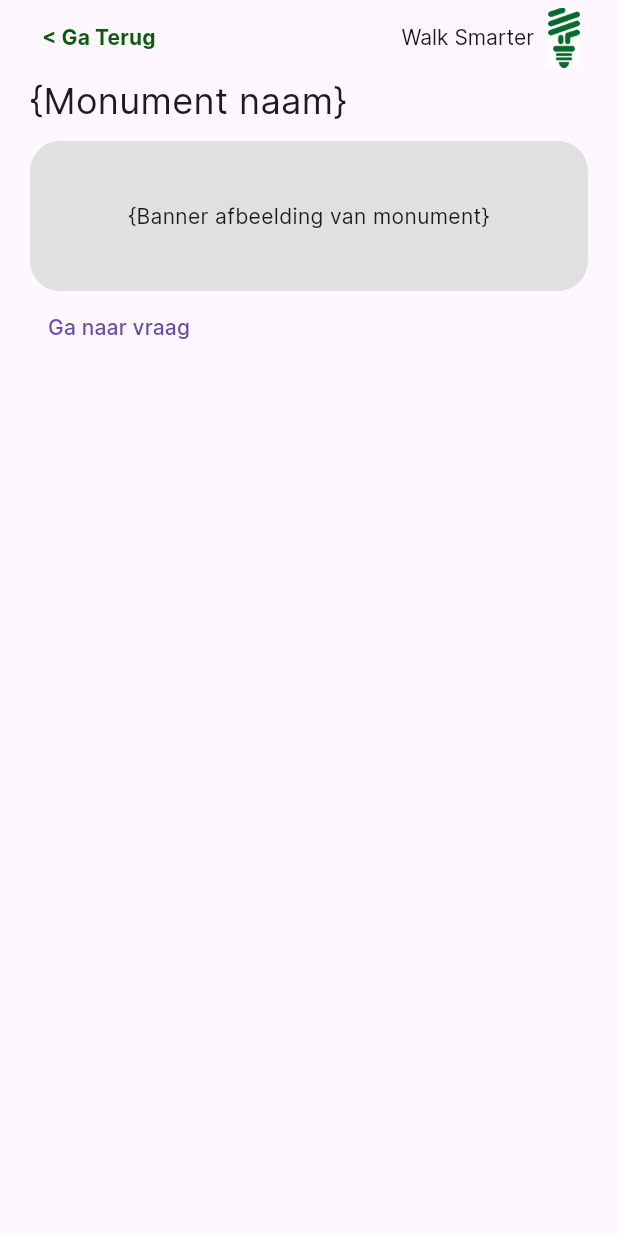
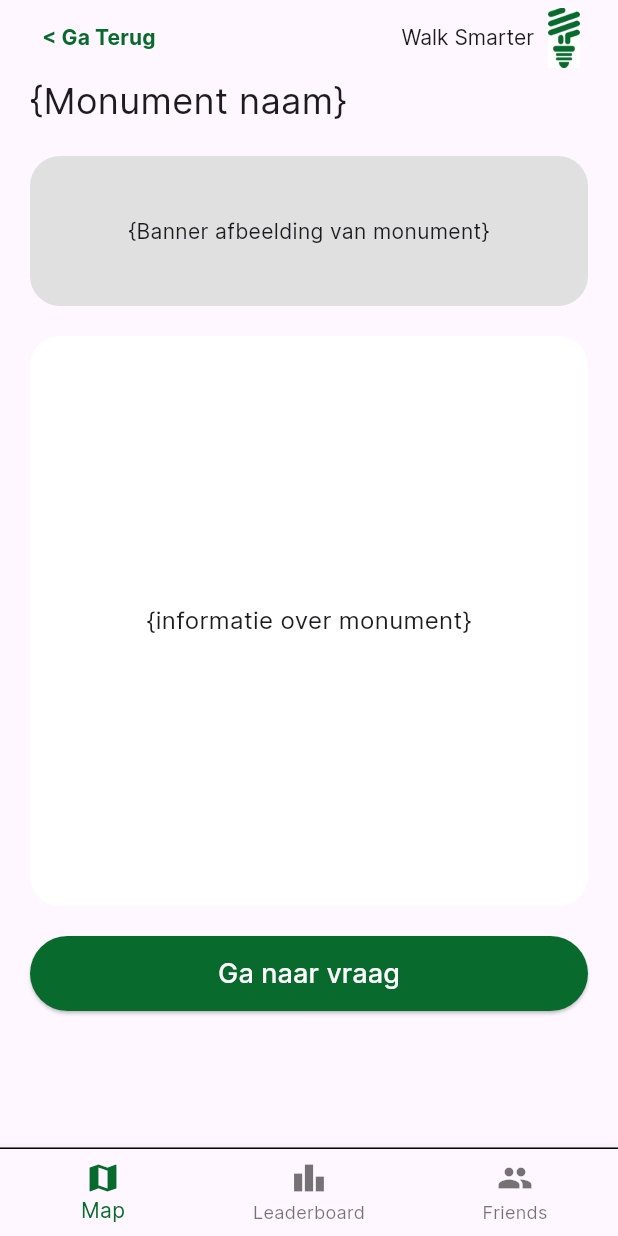
Before and after one commit to NHL-P4-INF1C/WalkSmarter, a Flutter app: the InformationPage screen opened by its route, on a phone screen of 412 x 824 dp. Run offline on Flutter 3.47's test engine with Material 3 defaults, Android fonts, the phone set to English and light mode, and no system bars; our stand-ins replace pocketbase.

Commit message:
feat: finished the information page design

```diff
--- a/lib/informationpage.dart
+++ b/lib/informationpage.dart
@@ -27,7 +27,7 @@ class _InformationPageState extends State<InformationPage> {
                     child: Text(
                       '< Ga Terug',
                       style: TextStyle(
-                        color: Color.fromARGB(255, 11, 91, 14),
+                        color: Color.fromARGB(255, 9, 106, 46),
                         fontWeight: FontWeight.bold,
                       ),
                     ),
@@ -65,7 +65,7 @@ class _InformationPageState extends State<InformationPage> {
                         fontSize: 24,
                       ),
                     ),
-                    SizedBox(height: 10),
+                    SizedBox(height: 20),
                     Container(
                     height: 100,
                     width: double.infinity,
@@ -80,12 +80,46 @@ class _InformationPageState extends State<InformationPage> {
                       ),
                     ),
                     ),
-                    TextButton(
-                      onPressed: () {
-                        Navigator.pushNamed(context, '/questionpage');
-                      },
-                      child: Text('Ga naar vraag'),
+                    SizedBox(height: 20),
+                    Container(
+                      height: 380,
+                      width: double.infinity,
+                      decoration: BoxDecoration(
+                        color: Colors.white,
+                        borderRadius: BorderRadius.all(Radius.circular(20)),
+                      ),
+                    child: Center(
+                      child: Text(
+                        "{informatie over monument}",
+                        style: TextStyle(
+                          fontSize: 16,
+                        ),
+                      ),
+                      ),
                     ),
+                    SizedBox(height: 20),
+                    Container(
+                      width: double.infinity,
+                      height: 50,
+                      decoration: BoxDecoration(
+                        borderRadius: BorderRadius.all(Radius.circular(20)),
+                      ),
+                      child: ElevatedButton(
+                        onPressed: () {
+                          Navigator.pushNamed(context, '/questionpage');
+                        },
+                        style: ButtonStyle(
+                          backgroundColor: WidgetStateProperty.all<Color>(Color.fromARGB(255, 9, 106, 46)),
+                          foregroundColor: WidgetStateProperty.all<Color>(Colors.white),
+                        ),
+                        child: Text(
+                          "Ga naar vraag",
+                          style: TextStyle(
+                            fontSize: 18,
+                          ),
+                        ),
+                      ),
+                    )
                   ],
                 ),
               ),
@@ -93,6 +127,33 @@ class _InformationPageState extends State<InformationPage> {
           ],
         ),
       ),
+       bottomNavigationBar: BottomNavigationBar(
+        items: const <BottomNavigationBarItem>[
+          BottomNavigationBarItem(
+            icon: Icon(Icons.map),
+            label: 'Map',
+          ),
+          BottomNavigationBarItem(
+            icon: Icon(Icons.leaderboard),
+            label: 'Leaderboard',
+          ),
+          BottomNavigationBarItem(
+            icon: Icon(Icons.group),
+            label: 'Friends',
+          ),
+        ],
+
+        selectedItemColor: Color(int.parse('0xFF096A2E')),
+        onTap: (index) {
+        },
+      ),
+      bottomSheet: PreferredSize(
+        preferredSize: Size.fromHeight(1.0),
+        child: Container(
+          color: Colors.black,
+          height: 1.0,
+        ),
+      ),
     );
   }
 }
```
